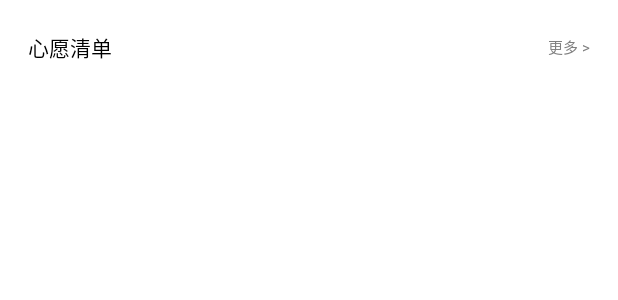
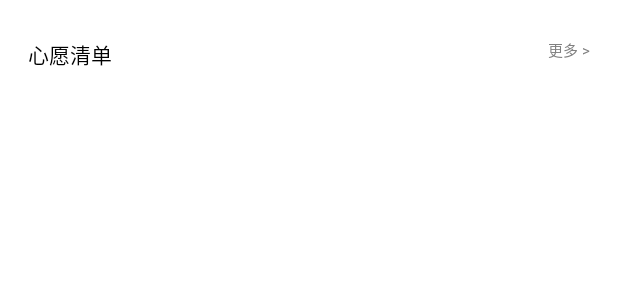
Before and after one commit to zp-up/codesource, an Android app: the layout rv_home_lay8.xml on its own in the app's theme, with its tools: preview values and no code run, on a phone screen of 412 x 824 dp. Shown: the top 300 px of the screen. Run offline under Robolectric (Android 15) with nearby library versions, the phone set to English and light mode, and no system bars.

Commit message:
[IPSC][更改“我的”布局]

```diff
--- a/InternationalPavilionShopCenter/app/src/main/res/drawable/gray_text_background.xml
+++ b/InternationalPavilionShopCenter/app/src/main/res/drawable/gray_text_background.xml
@@ -1,5 +1,5 @@
 <?xml version="1.0" encoding="utf-8"?>
 <shape xmlns:android="http://schemas.android.com/apk/res/android">
-<solid android:color="#26000000" />
+<solid android:color="#e3be85" />
 <corners android:radius="10dp" />
 </shape>
--- a/InternationalPavilionShopCenter/app/src/main/res/drawable/shape_of_search_cotainer.xml
+++ b/InternationalPavilionShopCenter/app/src/main/res/drawable/shape_of_search_cotainer.xml
@@ -1,5 +1,5 @@
 <?xml version="1.0" encoding="utf-8"?>
 <shape xmlns:android="http://schemas.android.com/apk/res/android">
     <corners android:radius="@dimen/x20"></corners>
-    <solid android:color="#99ffffff"></solid>
+    <solid android:color="#f7f7f7"></solid>
 </shape>
--- a/InternationalPavilionShopCenter/app/src/main/res/drawable/shape_of_search_cotainer_gray.xml
+++ b/InternationalPavilionShopCenter/app/src/main/res/drawable/shape_of_search_cotainer_gray.xml
@@ -1,5 +1,5 @@
 <?xml version="1.0" encoding="utf-8"?>
 <shape xmlns:android="http://schemas.android.com/apk/res/android">
     <corners android:radius="@dimen/x20"></corners>
-    <solid android:color="#c0c0c0"></solid>
+    <solid android:color="#f7f7f7"></solid>
 </shape>
--- a/InternationalPavilionShopCenter/app/src/main/res/layout/fragment_class_layout.xml
+++ b/InternationalPavilionShopCenter/app/src/main/res/layout/fragment_class_layout.xml
@@ -22,7 +22,7 @@
 
             <RelativeLayout
                 android:id="@+id/rl_search_container"
-                android:layout_width="wrap_content"
+                android:layout_width="match_parent"
                 android:layout_height="@dimen/x30"
                 android:layout_alignParentLeft="true"
                 android:layout_centerVertical="true"
@@ -51,7 +51,7 @@
             </RelativeLayout>
 
             <RelativeLayout
-                android:visibility="invisible"
+                android:visibility="gone"
                 android:id="@+id/rl_message_container"
                 android:layout_width="@dimen/x50"
                 android:layout_height="@dimen/x50"
--- a/InternationalPavilionShopCenter/app/src/main/res/layout/rv_home_lay8.xml
+++ b/InternationalPavilionShopCenter/app/src/main/res/layout/rv_home_lay8.xml
@@ -6,10 +6,10 @@
     android:layout_height="wrap_content">
     <RelativeLayout
         android:layout_width="match_parent"
-        android:layout_height="@dimen/x50">
+        android:layout_height="@dimen/x40">
         <TextView
             android:layout_marginLeft="@dimen/x15"
-            android:layout_centerVertical="true"
+            android:layout_marginTop="@dimen/x20"
             android:textColor="@color/black"
             android:textSize="14sp"
             android:text="心愿清单"
@@ -18,7 +18,7 @@
         <LinearLayout
             android:id="@+id/ll_to_wish_more"
             android:layout_marginRight="@dimen/x15"
-            android:layout_centerVertical="true"
+            android:layout_marginTop="@dimen/x20"
             android:layout_alignParentRight="true"
             android:layout_width="wrap_content"
             android:layout_height="wrap_content">
--- a/InternationalPavilionShopCenter/app/src/main/res/layout/rv_home_lay9.xml
+++ b/InternationalPavilionShopCenter/app/src/main/res/layout/rv_home_lay9.xml
@@ -12,7 +12,8 @@
     <LinearLayout
         android:orientation="horizontal"
         android:layout_width="match_parent"
-        android:layout_height="@dimen/x60">
+        android:layout_height="@dimen/x40"
+        android:paddingTop="@dimen/x10">
         <View
             android:layout_gravity="center_vertical"
             android:layout_weight="1"
```
Also changed, not shown: InternationalPavilionShopCenter/app/src/main/java/internationalpavilion/wqsctjsj/com/internationalpavilionshopcenter/fragment/MineFragment.java (+5 -2 lines), InternationalPavilionShopCenter/app/src/main/res/mipmap-xhdpi/bg_mine_head_1.png.
